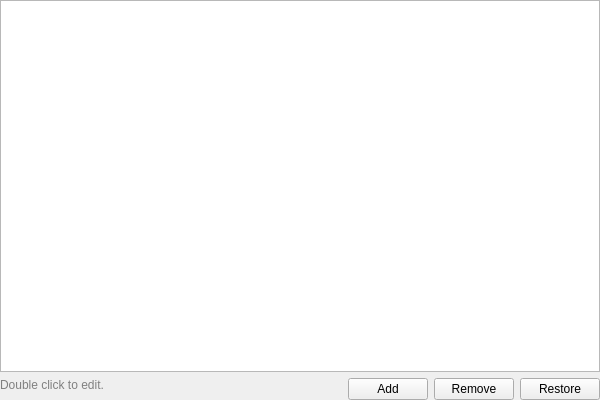
First picture: the form in websearch/src/configwidget.ui, repository albertlauncher/plugins, before the edit.
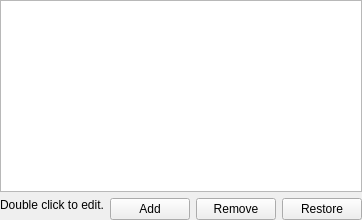
Second picture: the form after the edit.

Patch:
```diff
--- a/websearch/src/configwidget.ui
+++ b/websearch/src/configwidget.ui
@@ -2,14 +2,6 @@
 <ui version="4.0">
  <class>ConfigWidget</class>
  <widget class="QWidget" name="ConfigWidget">
-  <property name="geometry">
-   <rect>
-    <x>0</x>
-    <y>0</y>
-    <width>600</width>
-    <height>400</height>
-   </rect>
-  </property>
   <layout class="QVBoxLayout" name="verticalLayout">
    <property name="leftMargin">
     <number>0</number>
@@ -59,7 +51,7 @@
      <item>
       <widget class="QLabel" name="label">
        <property name="text">
-        <string>&lt;html&gt;&lt;head/&gt;&lt;body&gt;&lt;p&gt;&lt;span style=&quot;color:#808080;&quot;&gt;Double click to edit.&lt;/span&gt;&lt;/p&gt;&lt;/body&gt;&lt;/html&gt;</string>
+        <string>Double click to edit.</string>
        </property>
        <property name="alignment">
         <set>Qt::AlignLeading|Qt::AlignLeft|Qt::AlignTop</set>
```
